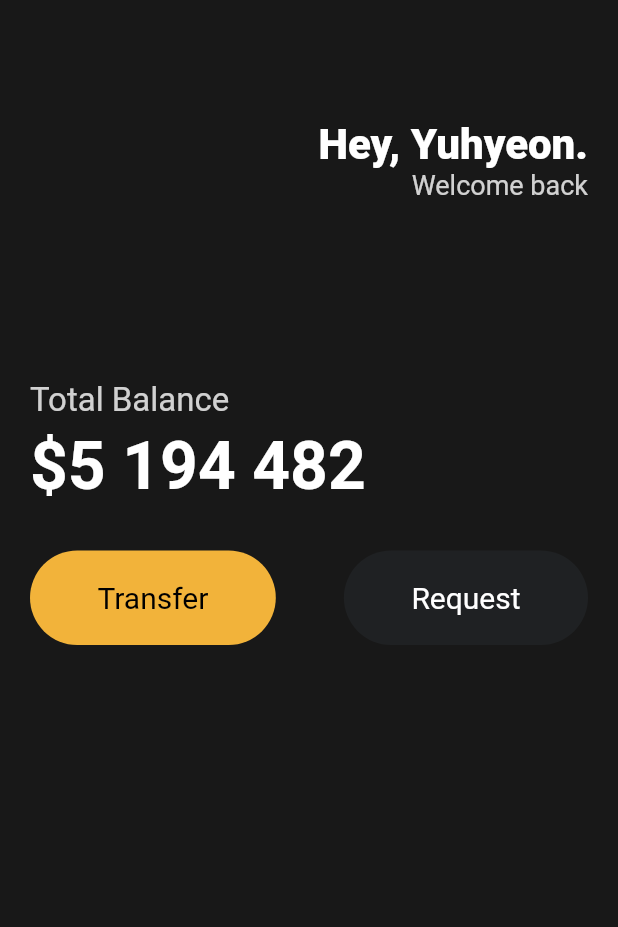
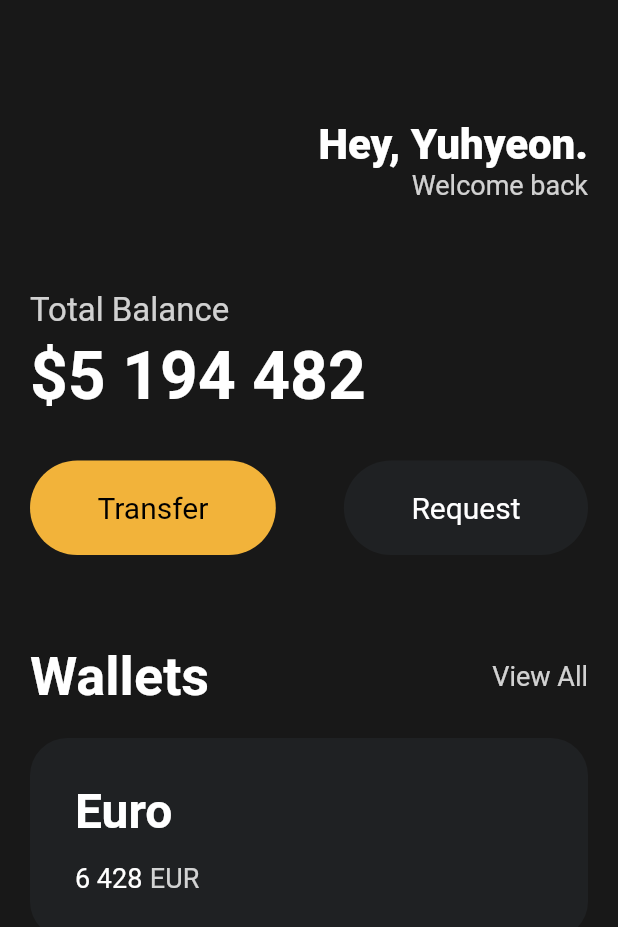
Before and after one commit to Yuhyeon0516/Flutter-Card-App, a Flutter app: the screen it shows after launch, on a phone screen of 412 x 824 dp. Shown: the top 927 px of the screen. Run offline on Flutter 3.47's test engine with Material 2 defaults, Android fonts, the phone set to English and light mode, and no system bars.

Commit message:
Wallet과 Card 생성

```diff
--- a/lib/main.dart
+++ b/lib/main.dart
@@ -49,7 +49,7 @@ class MyApp extends StatelessWidget {
                 ],
               ),
               const SizedBox(
-                height: 120,
+                height: 60,
               ),
               Text(
                 "Total Balance",
@@ -87,6 +87,80 @@ class MyApp extends StatelessWidget {
                   ),
                 ],
               ),
+              const SizedBox(
+                height: 60,
+              ),
+              Row(
+                mainAxisAlignment: MainAxisAlignment.spaceBetween,
+                children: [
+                  const Text(
+                    "Wallets",
+                    style: TextStyle(
+                        color: Colors.white,
+                        fontSize: 36,
+                        fontWeight: FontWeight.w600),
+                  ),
+                  Text(
+                    "View All",
+                    style: TextStyle(
+                      color: Colors.white.withOpacity(0.8),
+                      fontSize: 18,
+                    ),
+                  ),
+                ],
+              ),
+              const SizedBox(
+                height: 20,
+              ),
+              Container(
+                decoration: BoxDecoration(
+                  color: const Color(0xff1f2123),
+                  borderRadius: BorderRadius.circular(25),
+                ),
+                child: Padding(
+                  padding: const EdgeInsets.all(30),
+                  child: Row(
+                    children: [
+                      Column(
+                        crossAxisAlignment: CrossAxisAlignment.start,
+                        children: [
+                          const Text(
+                            "Euro",
+                            style: TextStyle(
+                                color: Colors.white,
+                                fontSize: 32,
+                                fontWeight: FontWeight.w600),
+                          ),
+                          const SizedBox(
+                            height: 15,
+                          ),
+                          Row(
+                            children: [
+                              const Text(
+                                "6 428",
+                                style: TextStyle(
+                                  color: Colors.white,
+                                  fontSize: 18,
+                                ),
+                              ),
+                              const SizedBox(
+                                width: 5,
+                              ),
+                              Text(
+                                "EUR",
+                                style: TextStyle(
+                                  color: Colors.white.withOpacity(0.8),
+                                  fontSize: 18,
+                                ),
+                              ),
+                            ],
+                          ),
+                        ],
+                      )
+                    ],
+                  ),
+                ),
+              ),
             ],
           ),
         ),
```
